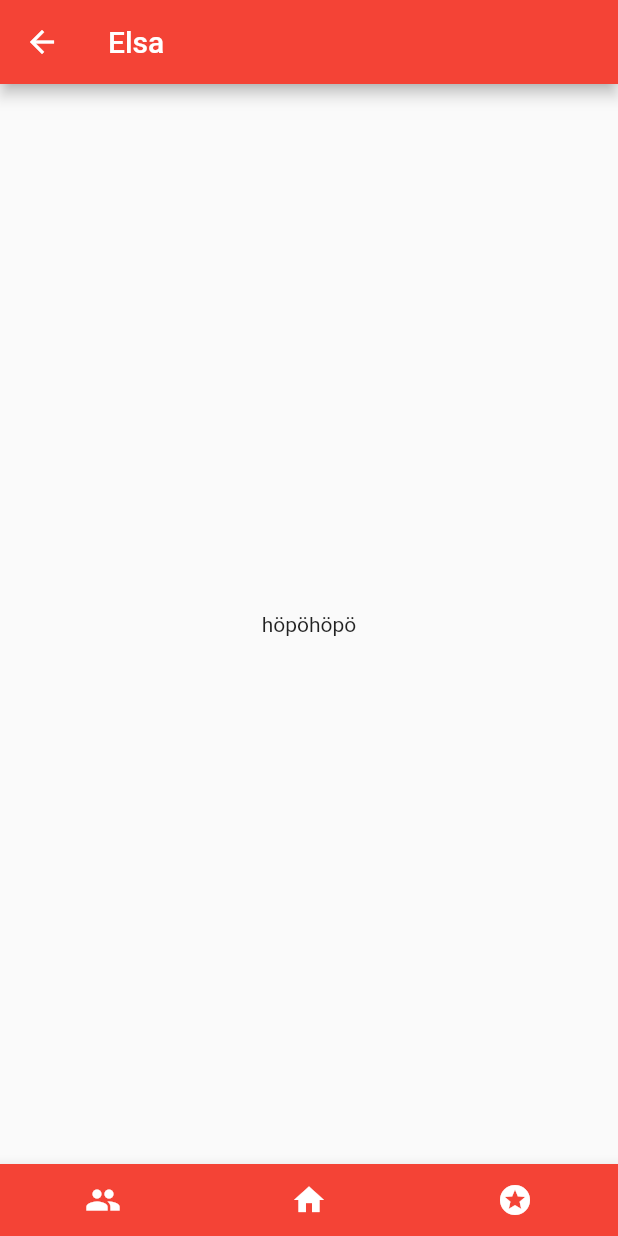
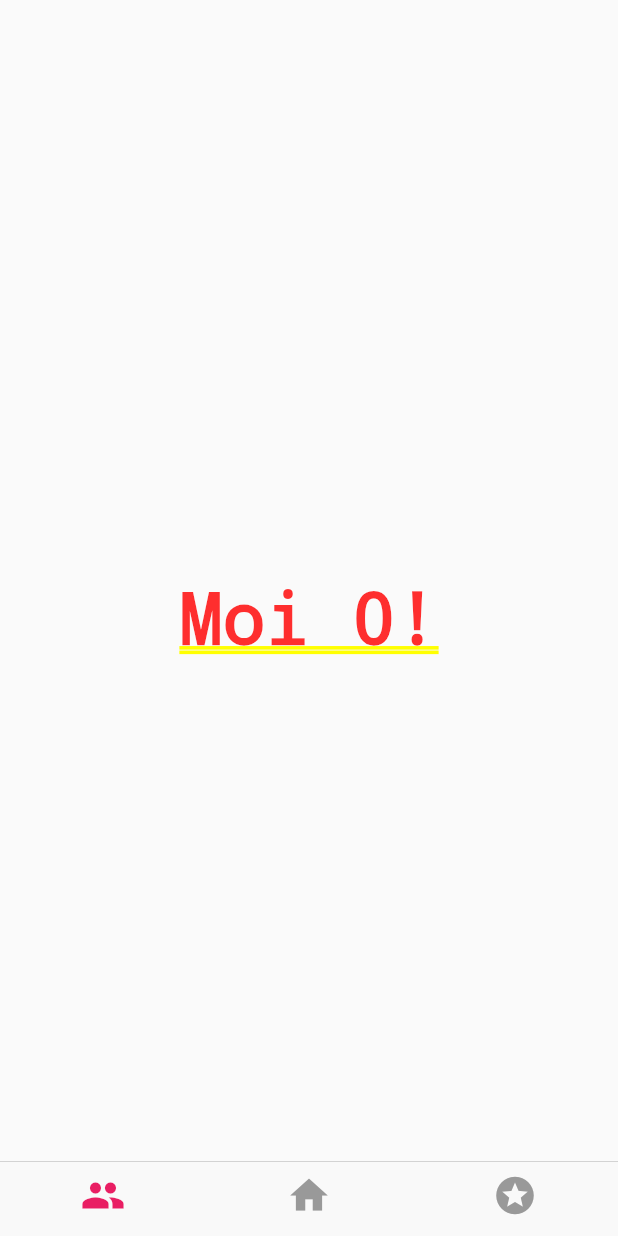
Before and after one commit to enyrhine/cheerapp, a Flutter app: the screen it shows after launch, after a tap on an icon or button, on a phone screen of 412 x 824 dp. Run offline on Flutter 3.47's test engine with Material 2 defaults, Android fonts, the phone set to English and light mode, and no system bars.

Commit message:
Added CupertinoTabScaffold

```diff
--- a/lib/team_view.dart
+++ b/lib/team_view.dart
@@ -1,38 +1,53 @@
 import 'package:Cheerapp/model/team.dart';
+import 'package:flutter/cupertino.dart';
 import 'package:flutter/material.dart';
 
 class TeamView extends StatelessWidget {
   @override
   Widget build(BuildContext context) {
     final Team team = ModalRoute.of(context).settings.arguments;
-    return Scaffold(
-      appBar: AppBar(
-        title: Text(team.name),
-        backgroundColor: team.color,
-      ),
-      bottomNavigationBar: BottomAppBar(
-          color: team.color,
-          child: Row(
-            mainAxisAlignment: MainAxisAlignment.spaceAround,
-            children: <Widget>[
-              IconButton(
-                icon: Icon(Icons.people),
-                color: Colors.white,
-                onPressed: () {},
-              ),
-              IconButton(
-                icon: Icon(Icons.home),
-                color: Colors.white,
-                onPressed: () {},
-              ),
-              IconButton(
-                icon: Icon(Icons.stars),
-                color: Colors.white,
-                onPressed: () {},
-              ),
-            ],
-          )),
-      body: Center(child: Text('höpöhöpö')),
+    return CupertinoTabScaffold(
+      // appBar: AppBar(
+      //   title: Text(team.name),
+      //   backgroundColor: team.color,
+      // ),
+      tabBar: CupertinoTabBar(
+          items: [
+            BottomNavigationBarItem(
+              icon: Icon(Icons.people)
+            ),
+            BottomNavigationBarItem(
+              icon: Icon(Icons.home)
+            ),
+            BottomNavigationBarItem(
+              icon: Icon(Icons.stars)
+            )
+          ],
+          //Row(
+          //   mainAxisAlignment: MainAxisAlignment.spaceAround,
+          //   children: <Widget>[
+          //     IconButton(
+          //       icon: Icon(Icons.people),
+          //       color: Colors.white,
+          //       onPressed: () {},
+          //     ),
+          //     IconButton(
+          //       icon: Icon(Icons.home),
+          //       color: Colors.white,
+          //       onPressed: () {},
+          //     ),
+          //     IconButton(
+          //       icon: Icon(Icons.stars),
+          //       color: Colors.white,
+          //       onPressed: () {},
+          //     ),
+          //   ],
+          // )
+          ),
+          tabBuilder: (BuildContext context, int i) {
+            return CupertinoPageScaffold(child: CupertinoTheme(data: CupertinoThemeData(), child: Center(child: Text('Moi $i!'))));
+          },
+      // body: Center(child: Text('höpöhöpö')),
     );
   }
 }
```
Also changed, not shown: 27 other files.
